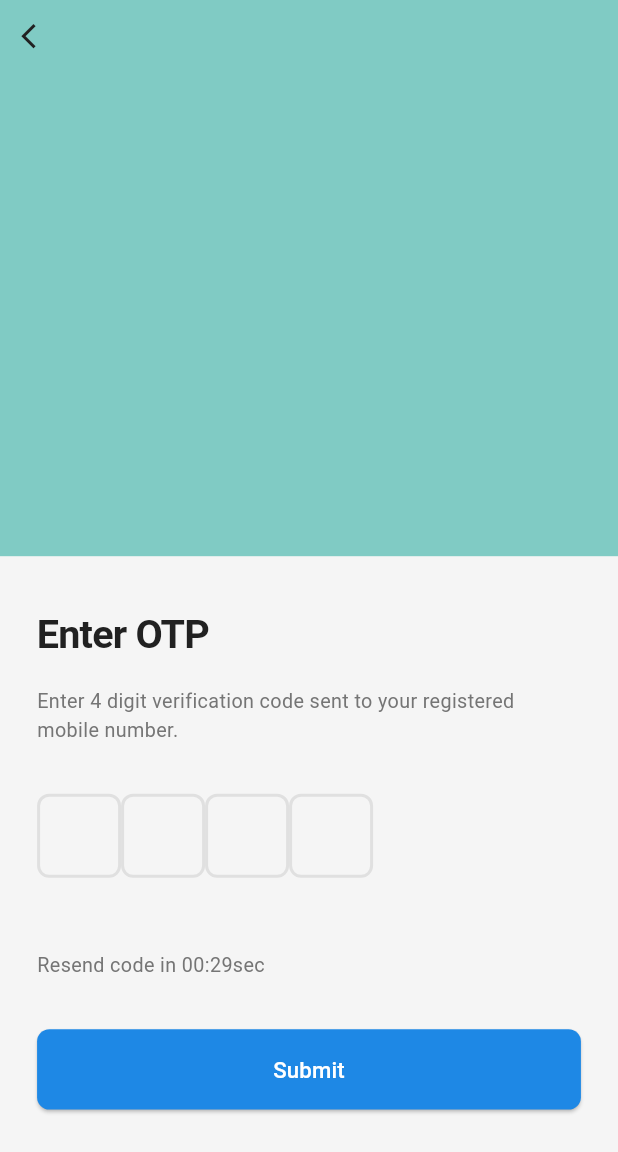
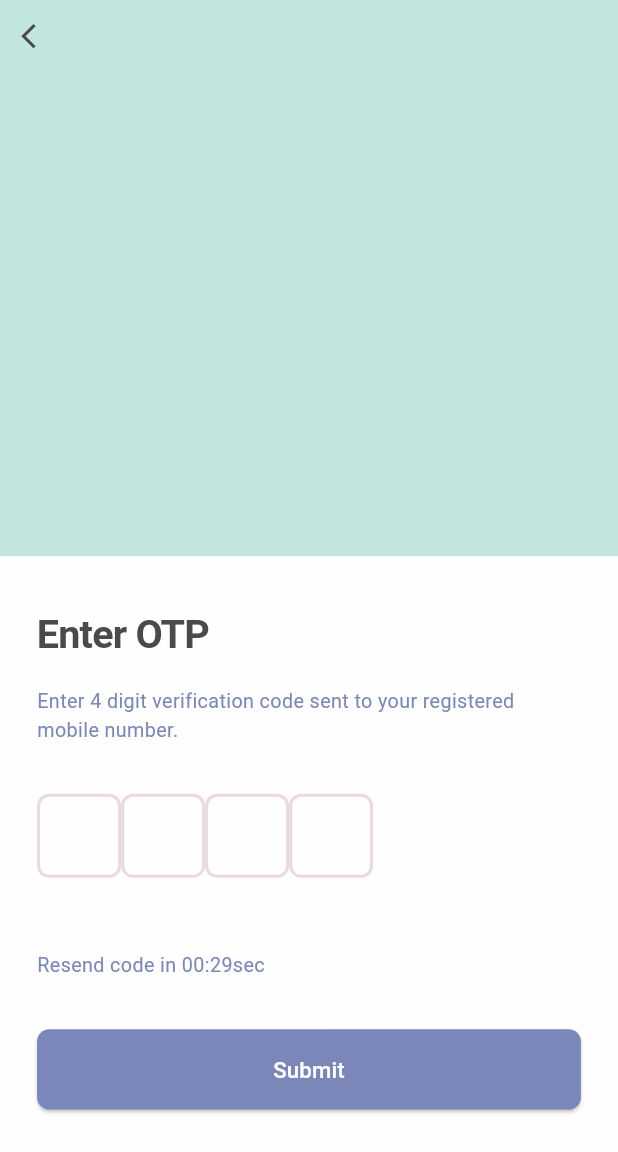
Before and after one commit to neuraquill/dycare, a Flutter app: the OtpScreen screen opened by its route, on a phone screen of 412 x 824 dp. Shown: the top 1152 px of the screen. Run offline on Flutter 3.47's test engine with Material 3 defaults, Android fonts, the light colour scheme and no system bars; drawn by our look-alikes of pin_code_fields; our stand-ins replace get, image_picker, table_calendar; accounts and stored records are empty; network calls fail.

Commit message:
scrollabe home and otp screen

```diff
--- a/lib/presentation/auth/otp/otp_screen.dart
+++ b/lib/presentation/auth/otp/otp_screen.dart
@@ -28,6 +28,10 @@ class OtpScreen extends GetWidget<OtpController> {
     return Scaffold(
       backgroundColor: AppColors.background,
       body: SafeArea(
+        child: SingleChildScrollView(
+          child: SizedBox(
+            // Ensure minimum full screen height
+            height: screenHeight - MediaQuery.of(context).padding.top,
             child: Column(
               children: [
                 // Top container for illustration
@@ -103,6 +107,11 @@ class OtpScreen extends GetWidget<OtpController> {
                         onChanged: (value) {
                           // Handle changes if needed
                         },
+                        textStyle: const TextStyle(
+                          fontSize: 20,
+                          fontWeight: FontWeight.w600,
+                          color: AppColors.textPrimary,
+                        ),
                         beforeTextPaste: (text) => true,
                       ),
                       SizedBox(height: verticalSpacing * 2),
@@ -144,8 +153,7 @@ class OtpScreen extends GetWidget<OtpController> {
                             backgroundColor: AppColors.primary,
                             foregroundColor: AppColors.white,
                             shape: RoundedRectangleBorder(
-                          borderRadius:
-                              BorderRadius.circular(screenWidth * 0.02),
+                              borderRadius: BorderRadius.circular(screenWidth * 0.02),
                             ),
                           ),
                           onPressed: controller.verifyOtp,
@@ -158,10 +166,14 @@ class OtpScreen extends GetWidget<OtpController> {
                           ),
                         ),
                       ),
+                      // Add some bottom padding for better scrolling
+                      SizedBox(height: verticalSpacing * 2),
                     ],
                   ),
                 ),
               ],
+            ),
+          ),
         ),
       ),
     );
--- a/lib/presentation/home/home_screen.dart
+++ b/lib/presentation/home/home_screen.dart
@@ -21,7 +21,8 @@ class HomeScreen extends StatelessWidget {
         backgroundColor: AppColors.white,
         elevation: 0,
       ),
-      body: Padding(
+      body: SingleChildScrollView(
+        child: Padding(
           padding: const EdgeInsets.all(16.0),
           child: Column(
             crossAxisAlignment: CrossAxisAlignment.start,
@@ -44,7 +45,7 @@ class HomeScreen extends StatelessWidget {
               ),
               const SizedBox(height: 24),
 
-            // Categories Section (Grid)
+              // Categories Section (Fixed Grid)
               Text(
                 'Categories',
                 style: TextStyle(
@@ -54,16 +55,15 @@ class HomeScreen extends StatelessWidget {
                 ),
               ),
               const SizedBox(height: 16),
-            Expanded(
-              flex: 1,
-              child: GridView.count(
+              GridView.count(
+                physics: NeverScrollableScrollPhysics(),
+                shrinkWrap: true,
                 crossAxisCount: 2,
                 crossAxisSpacing: 16,
                 mainAxisSpacing: 16,
                 children: List.generate(4, (index) {
                   return GestureDetector(
                     onTap: () {
-                      // Redirect to Appointment Details Screen when a card is clicked
                       Get.toNamed(Routes.SEARCH);
                     },
                     child: Card(
@@ -92,10 +92,9 @@ class HomeScreen extends StatelessWidget {
                   );
                 }),
               ),
-            ),
               const SizedBox(height: 24),
 
-            // Doctor Cards Section (Scrollable List)
+              // Doctor Cards Section (Part of main scroll)
               Text(
                 'Available Nurses',
                 style: TextStyle(
@@ -105,15 +104,11 @@ class HomeScreen extends StatelessWidget {
                 ),
               ),
               const SizedBox(height: 16),
-            Expanded(
-              flex: 2,
-              child: ListView.builder(
-                itemCount: 5,
-                itemBuilder: (context, index) {
+              Column(
+                children: List.generate(5, (index) {
                   return GestureDetector(
                     onTap: () {
-                      // Handle the tap event, like navigating to a detailed nurse profile
-                      Get.toNamed(Routes.APPOINTMENT_DETAILS);  // Replace with your desired route
+                      Get.toNamed(Routes.APPOINTMENT_DETAILS);
                     },
                     child: Card(
                       color: AppColors.white,
@@ -171,7 +166,6 @@ class HomeScreen extends StatelessWidget {
                                 ),
                               ),
                               onPressed: () {
-                                // Redirect to Book Appointment screen when the button is clicked
                                 Get.toNamed(Routes.BOOK_APPOINTMENT);
                               },
                               child: Text(
@@ -187,14 +181,12 @@ class HomeScreen extends StatelessWidget {
                       ),
                     ),
                   );
-                },
-              ),
-
+                }),
               ),
             ],
           ),
         ),
-      // Bottom Navigation Bar
+      ),
       bottomNavigationBar: Container(
         width: double.infinity,
         decoration: BoxDecoration(
--- a/lib/theme/app_colors.dart
+++ b/lib/theme/app_colors.dart
@@ -1,59 +1,57 @@
-// lib/theme/app_colors.dart
-
 import 'package:flutter/material.dart';
 
 class AppColors {
   // Transparent Color
   static const Color transparent = Color(0x00000000);
 
-  // Primary colors
-  static const Color primary = Color(0xFF1E88E5);
-  static const Color primaryDark = Color(0xFF1565C0);
-  static const Color primaryLight = Color(0xFF64B5F6);
+  // Primary colors - Using the blue shade (7A87B8)
+  static const Color primary = Color(0xFF7A87B8);
+  static const Color primaryDark = Color(0xFF6A77A8); // Darker variant
+  static const Color primaryLight = Color(0xFF8A97C8); // Lighter variant
 
-  // Secondary colors
-  static const Color secondary = Color(0xFF26A69A);
-  static const Color secondaryDark = Color(0xFF00897B);
-  static const Color secondaryLight = Color(0xFF80CBC4);
+  // Secondary colors - Using the mint green shade (B2D6CD)
+  static const Color secondary = Color(0xFFB2D6CD);
+  static const Color secondaryDark = Color(0xFFA2C6BD); // Darker variant
+  static const Color secondaryLight = Color(0xFFC2E6DD); // Lighter variant
 
   // Background colors
-  static const Color background = Color(0xFFF5F5F5);
-  static const Color backgroundDark = Color(0xFF121212);
+  static const Color background = Color(0xFFFEFEFE); // Near white for background
+  static const Color backgroundDark = Color(0xFFA695B7); // Using the purple shade
 
   // Calender Colors
-  static const Color weekends = Color.fromARGB(255, 200, 50, 50);
+  static const Color weekends = Color(0xFFEADADE); // Using the light pink shade
 
   // Text colors
-  static const Color textPrimary = Color(0xFF212121);
-  static const Color textSecondary = Color(0xFF757575);
-  static const Color textPrimaryDark = Color(0xFFFFFFFF);
-  static const Color textSecondaryDark = Color(0xFFB3B3B3);
+  static const Color textPrimary = Color(0xFF4A4A4A); // Dark gray that matches the palette
+  static const Color textSecondary = Color(0xFF7A87B8); // Using the blue shade
+  static const Color textPrimaryDark = Color(0xFFFEFEFE); // Light text for dark backgrounds
+  static const Color textSecondaryDark = Color(0xFFB2D6CD); // Using the mint shade
 
-  // Error colors
-  static const Color error = Color(0xFFD32F2F);
-  static const Color errorDark = Color(0xFFEF5350);
+  // Error colors - Adapting to palette
+  static const Color error = Color(0xFFA695B7); // Using purple shade
+  static const Color errorDark = Color(0xFF8A7597); // Darker purple
 
-  // Accent colors
-  static const Color accentPink = Color(0xFFFFC1E3); // New accent color
+  // Accent colors - Using the light pink (EADADE)
+  static const Color accentPink = Color(0xFFEADADE);
 
   // Custom colors
-  static const Color booked = Color(0xFFE1E2E1); // New custom color
+  static const Color booked = Color(0xFFC8BAD3); // Using the medium purple shade
 
-  // Success colors
-  static const Color success = Color(0xFF388E3C);
-  static const Color successDark = Color(0xFF4CAF50);
+  // Success colors - Using mint shades
+  static const Color success = Color(0xFFB2D6CD);
+  static const Color successDark = Color(0xFFA2C6BD);
 
-  // Warning colors
-  static const Color warning = Color(0xFFFFA000);
-  static const Color warningDark = Color(0xFFFFB300);
+  // Warning colors - Using warmer variants of the palette
+  static const Color warning = Color(0xFFA695B7);
+  static const Color warningDark = Color(0xFF967587);
 
   // Other colors
-  static const Color white = Color(0xFFFFFFFF);
-  static const Color black = Color(0xFF000000);
+  static const Color white = Color(0xFFFEFEFE);
+  static const Color black = Color(0xFF4A4A4A); // Soft black that matches palette
 
   // Input colors
-  static const Color inputFill = Color(0xFFF5F5F5);
-  static const Color inputFillDark = Color(0xFF2A2A2A);
-  static const Color inputBorder = Color(0xFFE0E0E0);
-  static const Color inputBorderDark = Color(0xFF424242);
+  static const Color inputFill = Color(0xFFFEFEFE);
+  static const Color inputFillDark = Color(0xFFC8BAD3); // Medium purple shade
+  static const Color inputBorder = Color(0xFFEADADE); // Light pink shade
+  static const Color inputBorderDark = Color(0xFFA695B7); // Purple shade
 }
--- /dev/null
+++ b/lib/theme/original_app_colors.dart
@@ -0,0 +1,59 @@
+// lib/theme/app_colors.dart
+
+import 'package:flutter/material.dart';
+
+class AppColors {
+  // Transparent Color
+  static const Color transparent = Color(0x00000000);
+
+  // Primary colors
+  static const Color primary = Color(0xFF1E88E5);
+  static const Color primaryDark = Color(0xFF1565C0);
+  static const Color primaryLight = Color(0xFF64B5F6);
+
+  // Secondary colors
+  static const Color secondary = Color(0xFF26A69A);
+  static const Color secondaryDark = Color(0xFF00897B);
+  static const Color secondaryLight = Color(0xFF80CBC4);
+
+  // Background colors
+  static const Color background = Color(0xFFF5F5F5);
+  static const Color backgroundDark = Color(0xFF121212);
+
+  // Calender Colors
+  static const Color weekends = Color.fromARGB(255, 200, 50, 50);
+
+  // Text colors
+  static const Color textPrimary = Color(0xFF212121);
+  static const Color textSecondary = Color(0xFF757575);
+  static const Color textPrimaryDark = Color(0xFFFFFFFF);
+  static const Color textSecondaryDark = Color(0xFFB3B3B3);
+
+  // Error colors
+  static const Color error = Color(0xFFD32F2F);
+  static const Color errorDark = Color(0xFFEF5350);
+
+  // Accent colors
+  static const Color accentPink = Color(0xFFFFC1E3); // New accent color
+
+  // Custom colors
+  static const Color booked = Color(0xFFE1E2E1); // New custom color
+
+  // Success colors
+  static const Color success = Color(0xFF388E3C);
+  static const Color successDark = Color(0xFF4CAF50);
+
+  // Warning colors
+  static const Color warning = Color(0xFFFFA000);
+  static const Color warningDark = Color(0xFFFFB300);
+
+  // Other colors
+  static const Color white = Color(0xFFFFFFFF);
+  static const Color black = Color(0xFF000000);
+
+  // Input colors
+  static const Color inputFill = Color(0xFFF5F5F5);
+  static const Color inputFillDark = Color(0xFF2A2A2A);
+  static const Color inputBorder = Color(0xFFE0E0E0);
+  static const Color inputBorderDark = Color(0xFF424242);
+}
```
Lines whose indentation alone changed are shown as unchanged.
